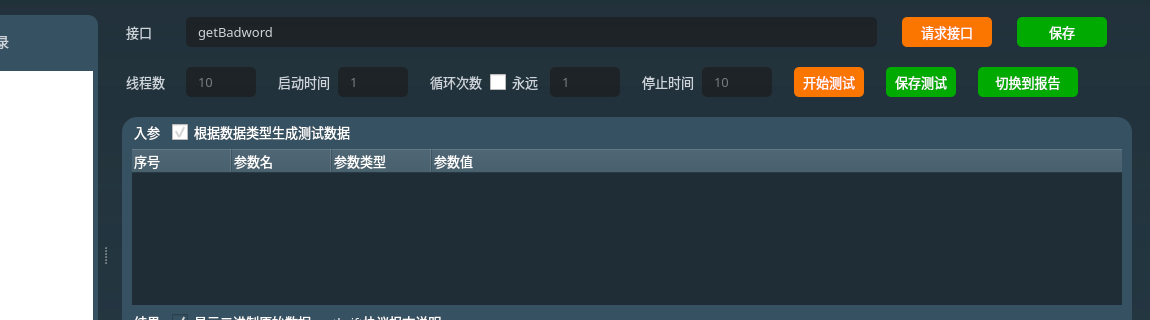
The window that source/thriftwidget.ui (HuaGouFdog/Fdog-Kit) describes before a commit, drawn with Qt 5; both pictures show x 222 to 1372 and y 94 to 414 of the 1372 by 701 pixel window.
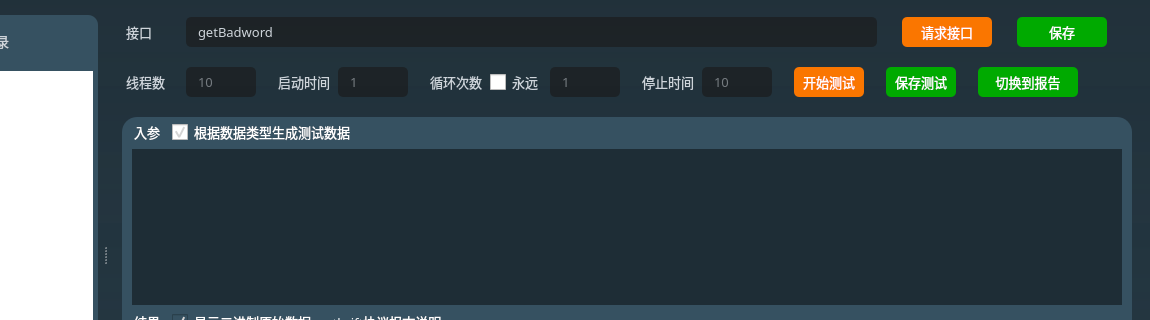
The same window after the commit. The open tabs and pages were chosen to show the change. Icons and pictures are not drawn.

Patch:
```diff
--- a/source/thriftwidget.ui
+++ b/source/thriftwidget.ui
@@ -3163,7 +3163,7 @@
                       <bool>false</bool>
                      </property>
                      <attribute name="headerVisible">
-                      <bool>true</bool>
+                      <bool>false</bool>
                      </attribute>
                      <attribute name="headerDefaultSectionSize">
                       <number>100</number>
```
Left out of the diff: 2 changed lines with no effect on the pictures.
